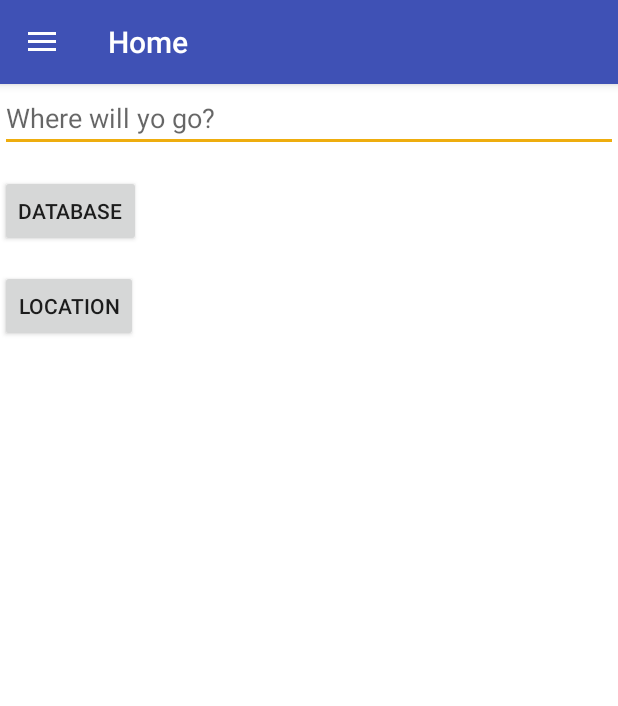
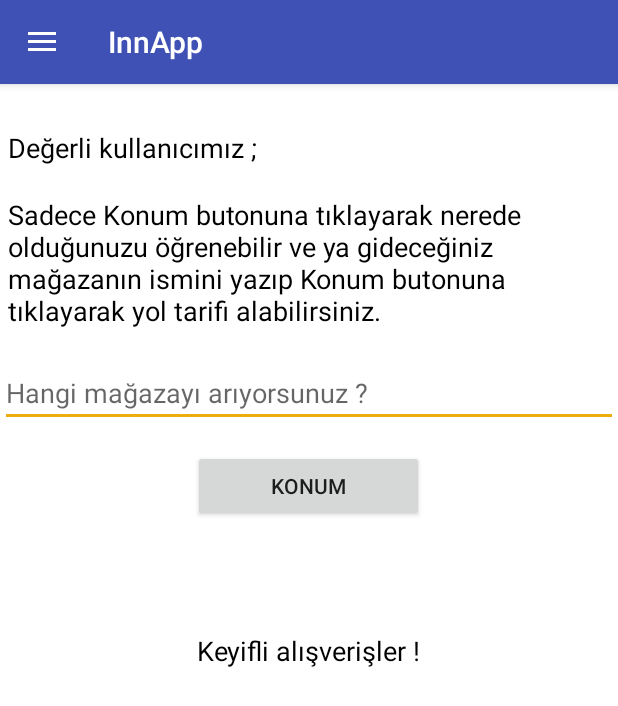
Before and after one commit to YBU2016/NavigationAVM, an Android app: the MainPage screen opened directly, with no data from a screen before it, on a phone screen of 412 x 824 dp. Shown: the top 706 px of the screen. Run offline under Robolectric (Android 15) with nearby library versions, the phone set to English and light mode, and no system bars; 3 statements that could not run were skipped.

Commit message:
Some improvement on UI

```diff
--- a/NavigationAVM/app/src/main/assets/StoreNamesText.txt
+++ b/NavigationAVM/app/src/main/assets/StoreNamesText.txt
@@ -37,7 +37,7 @@ Karaca Zuccaciye+1.2.7+0
 Bernardo+1.2.9+0
 Ramsey+1.2.11+0
 Sarar+1.2.13+0
-D'S Damat+1.2.15+0
+DS Damat+1.2.15+0
 Watsons+1.2.17+0
 Suvari+1.2.19+0
 Ghisa+1.2.21+0
--- a/NavigationAVM/app/src/main/java/com/example/DrawerFragments/fragment_home.java
+++ b/NavigationAVM/app/src/main/java/com/example/DrawerFragments/fragment_home.java
@@ -50,7 +50,7 @@ public class fragment_home extends Fragment implements ViewPager.OnPageChangeLis
         tabHost.setup();
 
 
-        String[] tabNames = {"Tab1", "Tab2", "Tab3"};
+        String[] tabNames = {"Ana Sayfa", "Mağazalar", "Top 5"};
 
         for (int i = 0; i < tabNames.length; i++) {
             TabHost.TabSpec tabSpec;
--- a/NavigationAVM/app/src/main/java/com/example/omur/navigationavm/MainPage.java
+++ b/NavigationAVM/app/src/main/java/com/example/omur/navigationavm/MainPage.java
@@ -62,9 +62,9 @@ public class MainPage extends AppCompatActivity
 
 
         listnavitem=new ArrayList<NavItem>() ;
-        listnavitem.add(new NavItem("Home","Home Page",R.mipmap.ic_launcher)) ;
-        listnavitem.add(new NavItem("Settings","Change something",R.mipmap.ic_launcher)) ;
-        listnavitem.add(new NavItem("About","Information",R.mipmap.ic_launcher)) ;
+        listnavitem.add(new NavItem("InnApp","Ana Sayfa",R.drawable.homelogo1)) ;
+        listnavitem.add(new NavItem("Ayarlar","Bilgilerini güncelle",R.drawable.setting)) ;
+        listnavitem.add(new NavItem("Hakkımızda","YBU-2016",R.drawable.info_icon)) ;
 
         NavListAdapter navListAdapter = new NavListAdapter(getApplicationContext(), R.layout.item_nav_list,listnavitem);
 
--- a/NavigationAVM/app/src/main/res/layout/fragment1.xml
+++ b/NavigationAVM/app/src/main/res/layout/fragment1.xml
@@ -4,22 +4,58 @@
     android:layout_height="match_parent"
     android:background="#ffffff">
 
+    <TextView
+        android:layout_width="wrap_content"
+        android:layout_height="wrap_content"
+        android:textAppearance="?android:attr/textAppearanceLarge"
+        android:text="Değerli kullanıcımız ;"
+        android:layout_marginLeft="5dp"
+        android:layout_marginTop="30dp"
+        android:textSize="18dp"
+        android:textColor="#000"
+        android:id="@+id/textView8" />
+
+    <TextView
+        android:layout_width="wrap_content"
+        android:layout_height="wrap_content"
+        android:textSize="18dp"
+        android:textColor="#000"
+        android:layout_marginLeft="5dp"
+        android:text="@string/description1"
+        android:layout_marginTop="20dp"
+        android:id="@+id/textView6" />
+
     <AutoCompleteTextView
         android:layout_width="match_parent"
         android:layout_height="wrap_content"
         android:id="@+id/chooseStore"
-        android:hint="@string/where_do_you_want_to_go"/>
+        android:layout_marginTop="20dp"
+        android:hint="Hangi mağazayı arıyorsunuz ?"/>
+
+    <Button
+        android:layout_width="154dp"
+        android:layout_height="wrap_content"
+        android:text="Konum"
+        android:layout_gravity="center_horizontal"
+        android:id="@+id/LocationScreen"
+        android:layout_marginTop="15dp" />
+
 
     <Button
         android:layout_width="wrap_content"
         android:layout_height="wrap_content"
         android:text="Database"
         android:id="@+id/AddData"
+        android:visibility="invisible"
         android:layout_marginTop="15dp" />
-    <Button
+
+    <TextView
         android:layout_width="wrap_content"
         android:layout_height="wrap_content"
-        android:text="Location"
-        android:id="@+id/LocationScreen"
-        android:layout_marginTop="15dp" />
+        android:textSize="18dp"
+        android:textColor="#000"
+        android:layout_gravity="center_horizontal"
+        android:text="@string/description2"
+        android:layout_marginTop="10dp"
+        android:id="@+id/textView7" />
 </LinearLayout>
--- a/NavigationAVM/app/src/main/res/values/strings.xml
+++ b/NavigationAVM/app/src/main/res/values/strings.xml
@@ -5,5 +5,9 @@
     <string name="mytextview">myTextView</string>
     <string name="facebook_app_id">1755175371379791</string>
     <string name="where_do_you_want_to_go">Where will yo go?</string>
-
+    <string name="description1"> Sadece Konum butonuna tıklayarak nerede olduğunuzu öğrenebilir ve ya gideceğiniz mağazanın ismini yazıp Konum butonuna tıklayarak
+        yol tarifi alabilirsiniz.
+    </string>
+    <string name="description2"> Keyifli alışverişler !
+    </string>
 </resources>
```
Also changed, not shown: NavigationAVM/app/src/main/res/layout/fragment3.xml (+11 -16 lines), NavigationAVM/app/src/main/res/layout/fragment_navsettings.xml (+4 -4 lines), NavigationAVM/app/src/main/res/layout/item_nav_list.xml (+4 -4 lines), NavigationAVM/app/src/main/res/drawable/home.png (deleted), NavigationAVM/app/src/main/res/drawable/homelogo1.jpg (added), NavigationAVM/app/src/main/res/drawable/info_icon.png (added), NavigationAVM/app/src/main/res/drawable/setting.png (added).
